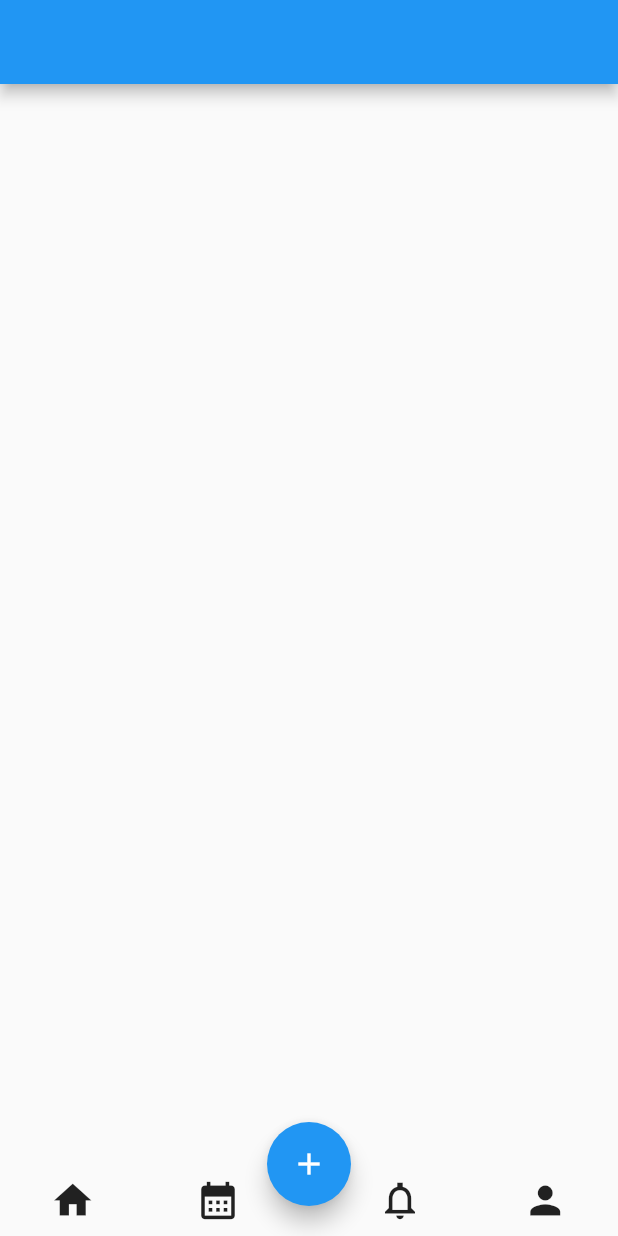
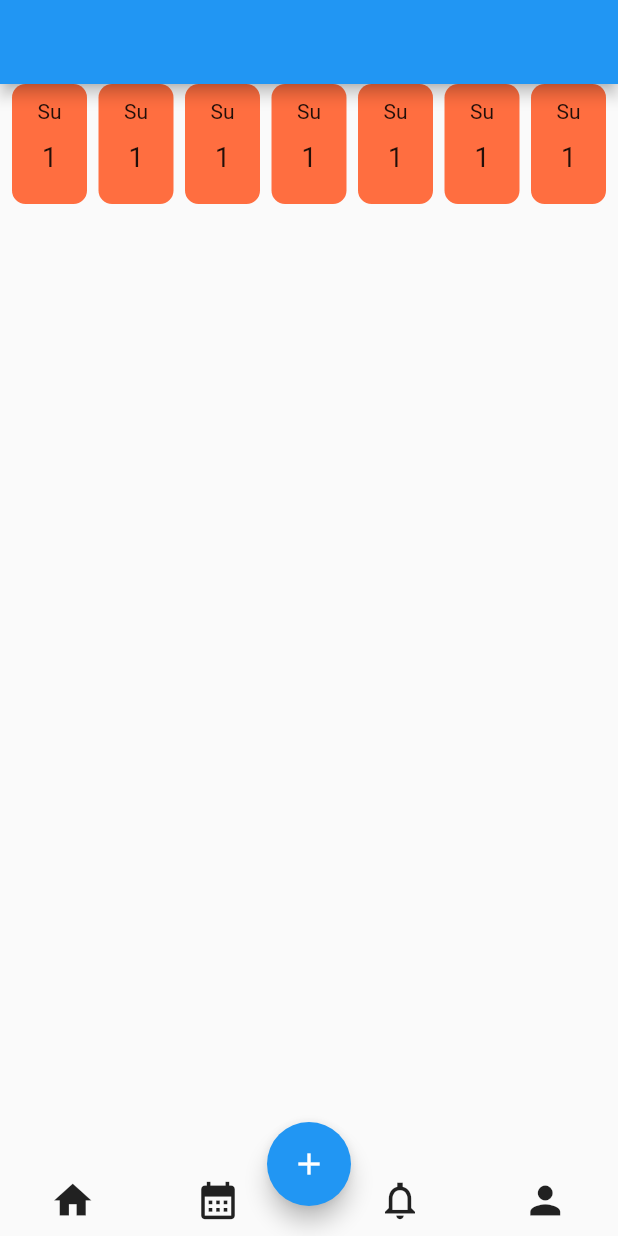
Before and after one commit to elbadritarek/to_do_app, a Flutter app: the screen it shows after launch, on a phone screen of 412 x 824 dp. Run offline on Flutter 3.47's test engine with Material 2 defaults, Android fonts, the phone set to English and light mode, and no system bars.

```diff
--- a/lib/views/widgets/home_veiw_body.dart
+++ b/lib/views/widgets/home_veiw_body.dart
@@ -5,6 +5,62 @@ class honeViewBody extends StatelessWidget {
 
   @override
   Widget build(BuildContext context) {
-    return Container();
+    return Column(
+      children: [
+        customCelander(),
+      ],
+    );
   }
 }
+
+class customCelander extends StatelessWidget {
+  const customCelander({super.key});
+
+  @override
+  Widget build(BuildContext context) {
+    return Padding(
+      padding: const EdgeInsets.symmetric(horizontal: 8.0),
+      child: Row(
+        mainAxisAlignment: MainAxisAlignment.spaceBetween,
+        children: [
+          celanderItem(),
+          celanderItem(),
+          celanderItem(),
+          celanderItem(),
+          celanderItem(),
+          celanderItem(),
+          celanderItem(),
+        ],
+      ),
+    );
+  }
+}
+
+class celanderItem extends StatelessWidget {
+  const celanderItem({
+    super.key,
+  });
+
+  @override
+  Widget build(BuildContext context) {
+    return Container(
+      decoration: BoxDecoration(
+          color: Colors.deepOrangeAccent,
+          borderRadius: BorderRadius.all(Radius.circular(9))),
+      height: 80,
+      width: 50,
+      child: Column(
+        children: [
+          SizedBox(
+            height: 10,
+          ),
+          Text("Su"),
+          SizedBox(
+            height: 12,
+          ),
+          Text("1", style: TextStyle(fontSize: 18)),
+        ],
+      ),
+    );
+  }
+}
```
